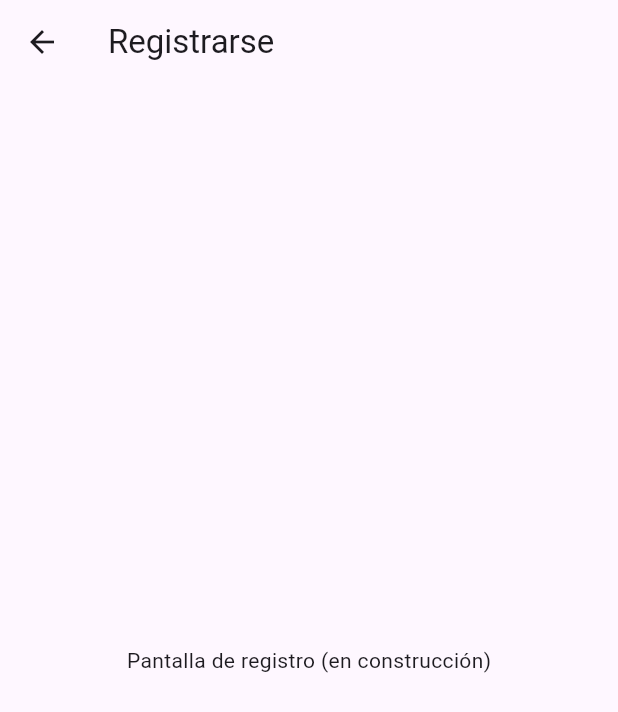
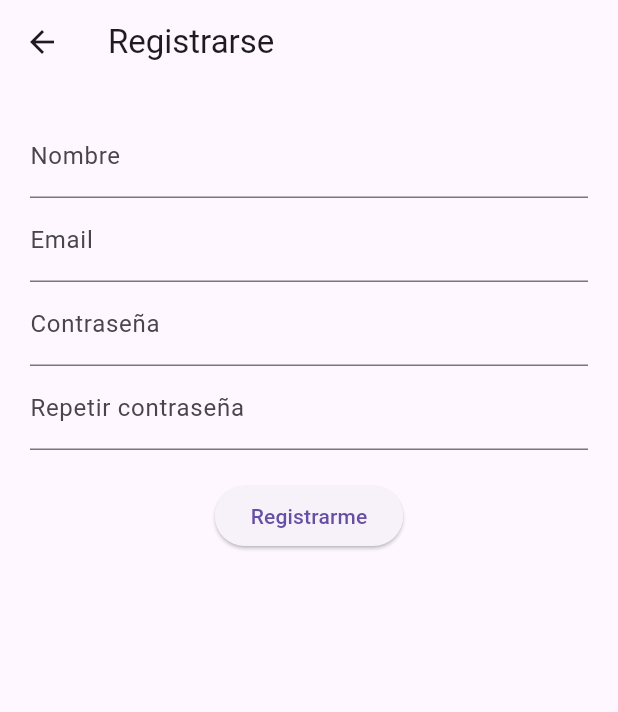
Before and after one commit to JEsposito95/PadelMatch, a Flutter app: the RegisterScreen screen opened directly, on a phone screen of 412 x 824 dp. Shown: the top 712 px of the screen. Run offline on Flutter 3.47's test engine with Material 3 defaults, Android fonts, the phone set to English and light mode, and no system bars; our stand-ins replace dio, flutter_dotenv, flutter_riverpod.

Commit message:
ADD- Pantalla de registro

```diff
--- a/padelmatch_frontend/lib/presentation/screens/register_screen.dart
+++ b/padelmatch_frontend/lib/presentation/screens/register_screen.dart
@@ -1,14 +1,90 @@
 import 'package:flutter/material.dart';
+import 'package:flutter_riverpod/flutter_riverpod.dart';
+import 'register_provider.dart';
 
-class RegisterScreen extends StatelessWidget {
+class RegisterScreen extends ConsumerWidget {
   const RegisterScreen({super.key});
 
   @override
-  Widget build(BuildContext context) {
+  Widget build(BuildContext context, WidgetRef ref) {
+    final state = ref.watch(registerNotifierProvider);
+
+    // Controllers
+    final nameCtrl = TextEditingController();
+    final emailCtrl = TextEditingController();
+    final passCtrl = TextEditingController();
+    final pass2Ctrl = TextEditingController();
+
     return Scaffold(
       appBar: AppBar(title: const Text("Registrarse")),
-      body: const Center(
-        child: Text("Pantalla de registro (en construcción)"),
+      body: Padding(
+        padding: const EdgeInsets.all(20),
+        child: Column(
+          children: [
+            TextField(
+              controller: nameCtrl,
+              decoration: const InputDecoration(labelText: "Nombre"),
+            ),
+            TextField(
+              controller: emailCtrl,
+              decoration: const InputDecoration(labelText: "Email"),
+            ),
+            TextField(
+              controller: passCtrl,
+              decoration: const InputDecoration(labelText: "Contraseña"),
+              obscureText: true,
+            ),
+            TextField(
+              controller: pass2Ctrl,
+              decoration: const InputDecoration(labelText: "Repetir contraseña"),
+              obscureText: true,
+            ),
+            const SizedBox(height: 20),
+
+            state.when(
+              data: (_) => ElevatedButton(
+                onPressed: () async {
+                  final name = nameCtrl.text.trim();
+                  final email = emailCtrl.text.trim();
+                  final pass1 = passCtrl.text.trim();
+                  final pass2 = pass2Ctrl.text.trim();
+
+                  if (pass1 != pass2) {
+                    ScaffoldMessenger.of(context)
+                      .showSnackBar(const SnackBar(content: Text("Las contraseñas no coinciden")));
+                    return;
+                  }
+
+                  await ref.read(registerNotifierProvider.notifier)
+                    .register(name, email, pass1, "");
+
+                  if (ref.read(registerNotifierProvider).value != null) {
+                    ScaffoldMessenger.of(context).showSnackBar(
+                      const SnackBar(content: Text("Usuario registrado con éxito"))
+                    );
+                    Navigator.pop(context);
+                  }
+                },
+                child: const Text("Registrarme"),
+              ),
+              loading: () => const CircularProgressIndicator(),
+              error: (err, st) => Column(
+                children: [
+                  Text(err.toString(), style: const TextStyle(color: Colors.red)),
+                  ElevatedButton(
+                    onPressed: () {
+                      final name = nameCtrl.text.trim();
+                      final email = emailCtrl.text.trim();
+                      final pass = passCtrl.text.trim();
+                      ref.read(registerNotifierProvider.notifier).register(name, email, pass, "");
+                    },
+                    child: const Text("Reintentar"),
+                  ),
+                ],
+              ),
+            )
+          ],
+        ),
       ),
     );
   }
--- a/padelmatch_frontend/pubspec.yaml
+++ b/padelmatch_frontend/pubspec.yaml
@@ -40,6 +40,7 @@ dependencies:
   riverpod: ^3.0.3
   riverpod_annotation: ^3.0.0
   json_annotation: ^4.9.0
+  state_notifier: ^1.0.0
 
 dev_dependencies:
   build_runner: ^2.4.6
```
Also changed, not shown: padelmatch_frontend/lib/presentation/screens/register_provider.dart (added, +42 -0 lines), padelmatch_frontend/pubspec.lock.
